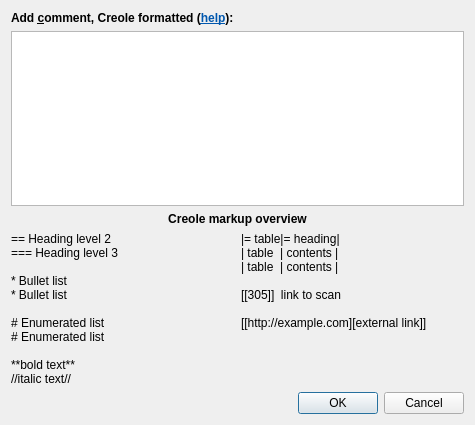
Above: nicos/clients/gui/panels/elog_comment.ui from mlz-ictrl/nicos before the change. Below: the same form after it.
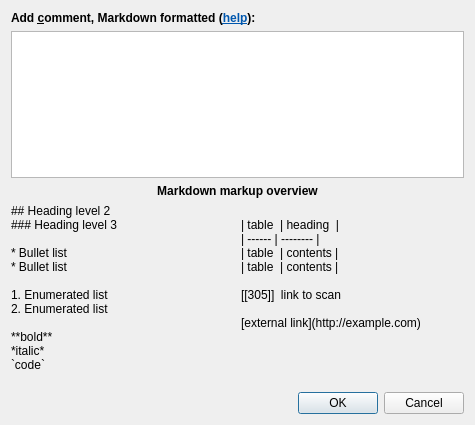
That is the form after the change.

Commit message:
elog: switch to Markdown markup for free-text entries
Fixes #4231

What changed in the file:
```diff
--- a/nicos/clients/gui/panels/elog_comment.ui
+++ b/nicos/clients/gui/panels/elog_comment.ui
@@ -23,7 +23,7 @@
       </font>
      </property>
      <property name="text">
-      <string>Add &amp;amp;comment, Creole formatted (&lt;a href=&quot;help&quot;&gt;&lt;span style=&quot; text-decoration: underline; color:#0057ae;&quot;&gt;help&lt;/span&gt;&lt;/a&gt;):</string>
+      <string>Add &amp;amp;comment, Markdown formatted (&lt;a href=&quot;help&quot;&gt;&lt;span style=&quot; text-decoration: underline; color:#0057ae;&quot;&gt;help&lt;/span&gt;&lt;/a&gt;):</string>
      </property>
      <property name="buddy">
       <cstring>freeFormText</cstring>
@@ -60,7 +60,7 @@
          </font>
         </property>
         <property name="text">
-         <string>Creole markup overview</string>
+         <string>Markdown markup overview</string>
         </property>
         <property name="alignment">
          <set>Qt::AlignCenter</set>
@@ -70,17 +70,19 @@
       <item row="1" column="0">
        <widget class="QLabel" name="label_6">
         <property name="text">
-         <string>== Heading level 2
-=== Heading level 3
+         <string>## Heading level 2
+### Heading level 3
 
 * Bullet list
 * Bullet list
 
-# Enumerated list
-# Enumerated list
+1. Enumerated list
+2. Enumerated list
 
-**bold text**
-//italic text//</string>
+**bold**
+*italic*
+`code`
+</string>
         </property>
         <property name="alignment">
          <set>Qt::AlignLeading|Qt::AlignLeft|Qt::AlignTop</set>
@@ -93,13 +95,15 @@
       <item row="1" column="1">
        <widget class="QLabel" name="label_8">
         <property name="text">
-         <string>|= table|= heading|
+          <string>
+| table  | heading  |
+| ------ | -------- |
 | table  | contents |
 | table  | contents |
 
 [[305]]  link to scan
 
-[[http://example.com][external link]]</string>
+[external link](http://example.com)</string>
         </property>
         <property name="alignment">
          <set>Qt::AlignLeading|Qt::AlignLeft|Qt::AlignTop</set>
```
Left out of the diff: 2 changed lines with no effect on the pictures. The commit also changes 4 other files.
